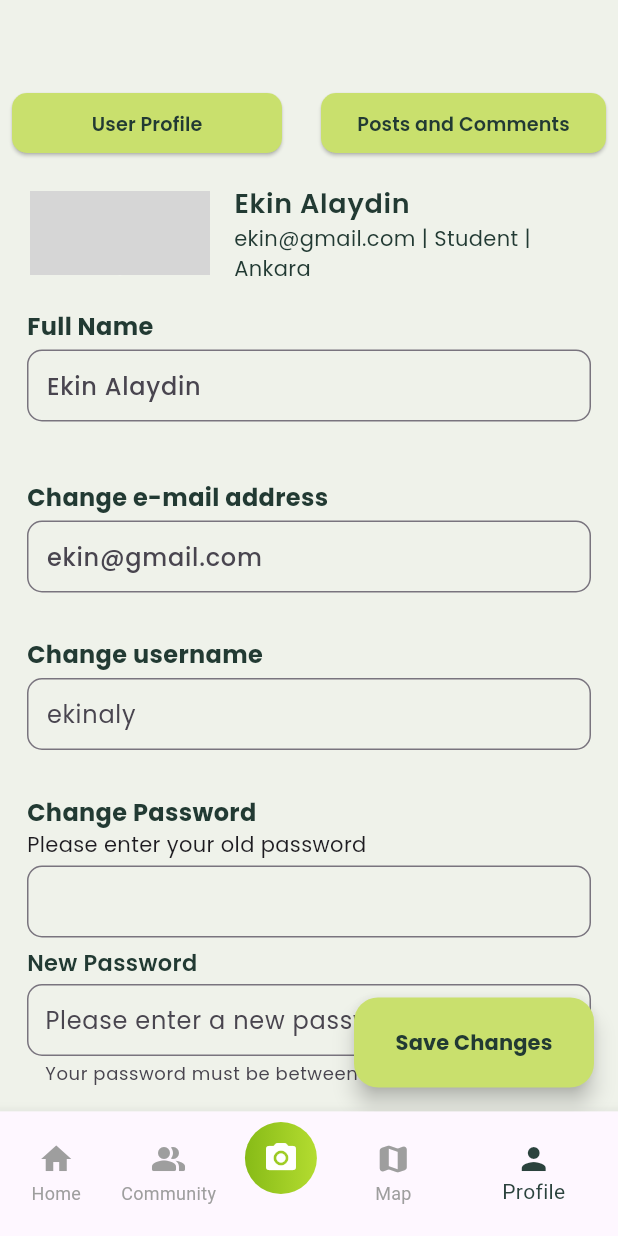
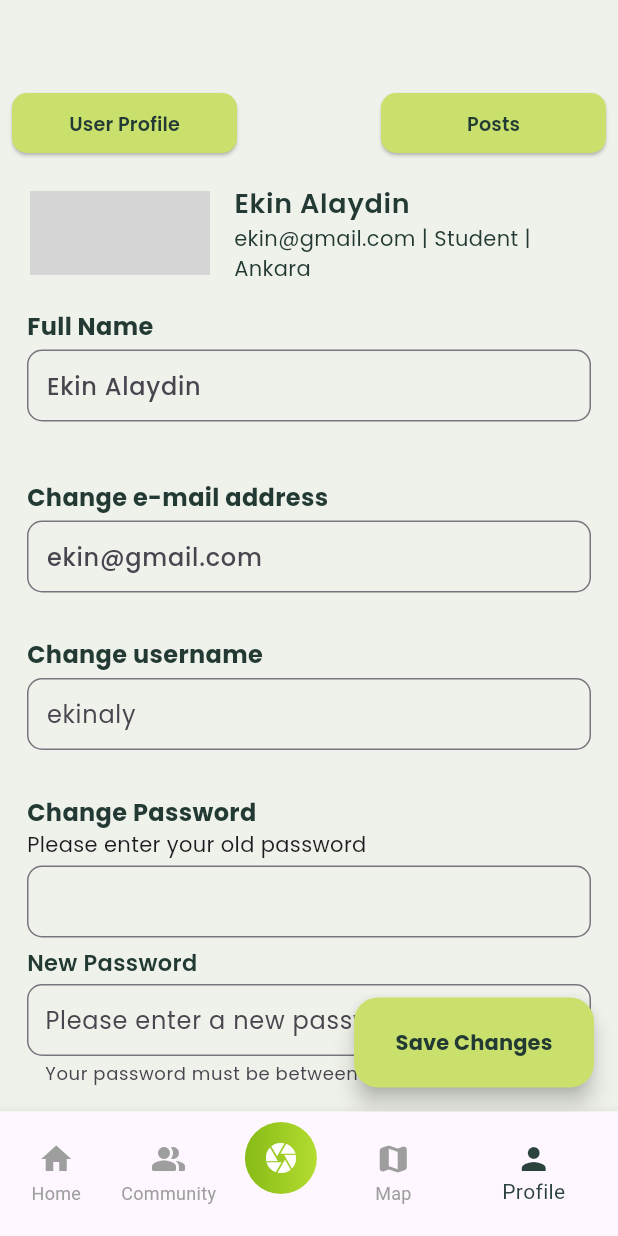
Before and after one commit to ekinalaydin/plant_app, a Flutter app: the BottomNavigation screen opened directly, item 5 of the bottom bar chosen, on a phone screen of 412 x 824 dp. Run offline on Flutter 3.47's test engine with Material 3 defaults, Android fonts, the phone set to English and light mode, and no system bars; our stand-ins replace dropdown_search, firebase_auth, firebase_core, get, google_fonts, google_maps_flutter and 3 more; missing offline and left inert: dart:ffi, flutter_verification_code; accounts and stored records are empty; network calls fail; grey boxes are pictures that could not be loaded.

Commit message:
bottom_navbar changes

```diff
--- a/lib/screens/profile_screen.dart
+++ b/lib/screens/profile_screen.dart
@@ -40,7 +40,7 @@ class _ProfileScreenState extends State<ProfileScreen> {
                       alignment: MainAxisAlignment.spaceBetween,
                       children: <Widget>[
                         Container(
-                          width: 180,
+                          width: 150,
                           child: ElevatedButton(
                             style: ElevatedButton.styleFrom(
                               shape: RoundedRectangleBorder(
@@ -60,7 +60,7 @@ class _ProfileScreenState extends State<ProfileScreen> {
                           ),
                         ),
                         Container(
-                          width: 190,
+                          width: 150,
                           child: ElevatedButton(
                             style: ElevatedButton.styleFrom(
                               shape: RoundedRectangleBorder(
@@ -69,7 +69,7 @@ class _ProfileScreenState extends State<ProfileScreen> {
                               backgroundColor:
                                   Color.fromARGB(255, 201, 224, 109),
                             ),
-                            child: Text('Posts and Comments',
+                            child: Text('Posts',
                                 style: GoogleFonts.poppins(
                                     color: Color.fromRGBO(34, 58, 51, 40),
                                     fontWeight: FontWeight.w600,
--- a/lib/widgets/bottom_navigation.dart
+++ b/lib/widgets/bottom_navigation.dart
@@ -1,6 +1,7 @@
 import 'package:flutter/material.dart';
 import 'package:plant_app/screens/camera_screen.dart';
 import 'package:plant_app/screens/community_screen.dart';
+import 'package:plant_app/screens/create_post_screen.dart';
 import 'package:plant_app/screens/home_screen.dart';
 import 'package:plant_app/screens/profile_screen.dart';
 import 'package:plant_app/screens/map_screen.dart';
@@ -29,6 +30,15 @@ class _BottomNavigationState extends State<BottomNavigation> {
     });
   }
 
+  void _onCameraButtonPressed() {
+    if (_selectedTab == 1) {
+      Navigator.push(
+        context,
+        MaterialPageRoute(builder: (context) => CreatePostScreen()),
+      );
+    }
+  }
+
   @override
   Widget build(BuildContext context) {
     return Scaffold(
@@ -50,7 +60,10 @@ class _BottomNavigationState extends State<BottomNavigation> {
             label: 'Community',
           ),
           BottomNavigationBarItem(
-            icon: Container(
+            icon: InkWell(
+              onTap: () => _onCameraButtonPressed(),
+              borderRadius: BorderRadius.circular(24),
+              child: Container(
                 width: 48,
                 height: 48,
                 decoration: BoxDecoration(
@@ -63,9 +76,10 @@ class _BottomNavigationState extends State<BottomNavigation> {
                   shape: BoxShape.circle,
                 ),
                 child: Icon(
-                Icons.camera_alt_rounded,
+                  _selectedTab == 1 ? Icons.add : Icons.camera,
                   size: 24,
                   color: Colors.white,
+                ),
               ),
             ),
             label: '',
```
Also changed, not shown: lib/screens/settings_screen.dart (deleted), lib/screens/user_option_screen.dart (added), 1 other file. Lines whose indentation alone changed are shown as unchanged.
